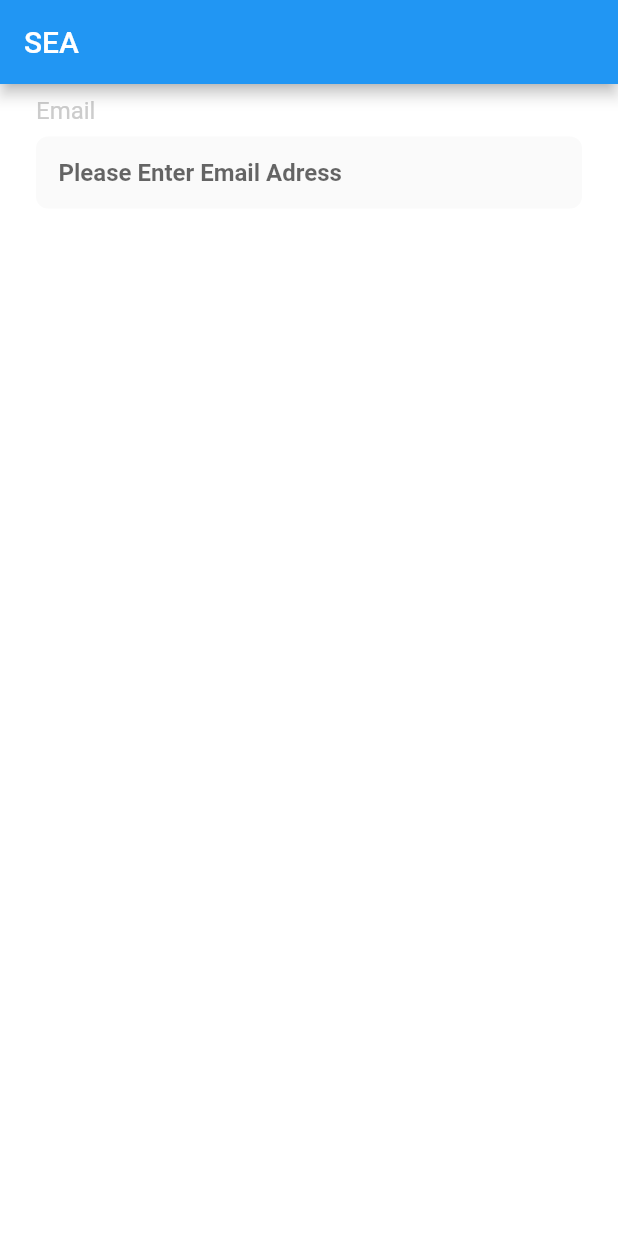
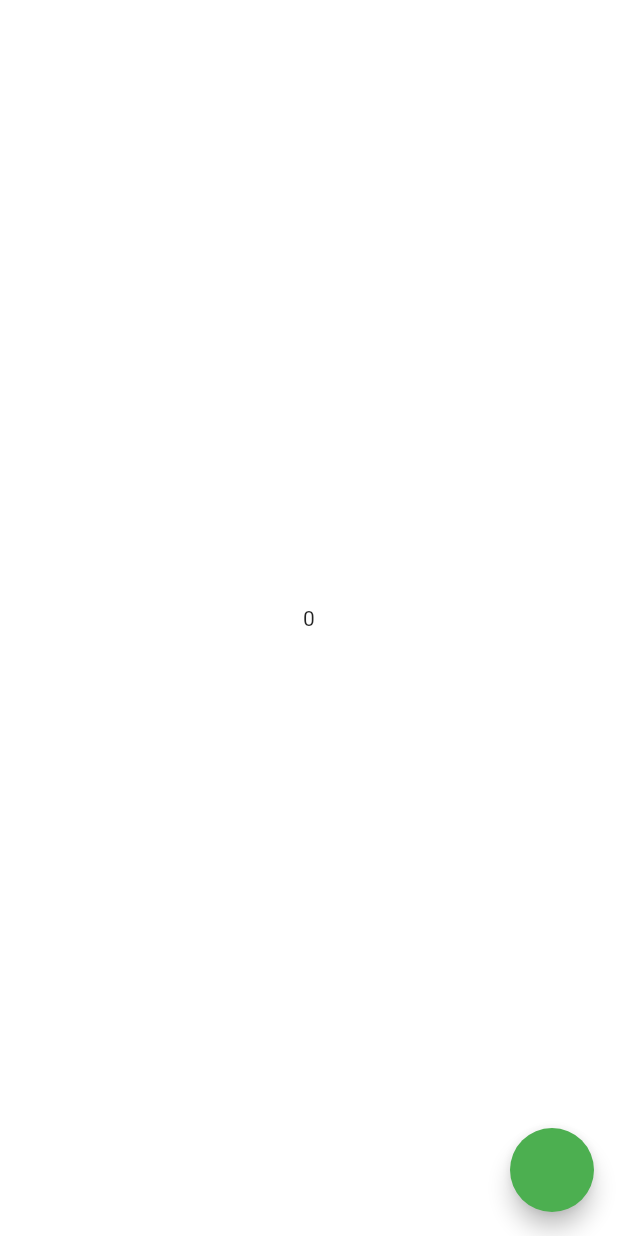
Before and after one commit to PandaBrains/PAN-DO, a Flutter app: the screen it shows after launch, on a phone screen of 412 x 824 dp. Run offline on Flutter 3.47's test engine with Material 2 defaults, Android fonts, the light colour scheme and no system bars; our stand-ins replace flutter_mobx, mobx; missing offline and left inert: vexana; generated files the repository leaves out were written again; Roboto replaces fonts that are missing (INTER).

Commit message:
Login MVVM Template added.

```diff
--- a/lib/core/init/navigation/navigation_route.dart
+++ b/lib/core/init/navigation/navigation_route.dart
@@ -1,7 +1,7 @@
 import 'package:flutter/material.dart';
 import 'package:pan_do/core/components/card/not_found_navigation_widget.dart';
-import 'package:pan_do/core/components/input/custom_form.dart';
 import 'package:pan_do/core/constants/navigation/navigation_constants.dart';
+import 'package:pan_do/view/authenticate/login/view/login_view.dart';
 
 class NavigationRoute {
   static final NavigationRoute _instance = NavigationRoute._init();
@@ -14,22 +14,7 @@ class NavigationRoute {
     print(args.name);
     switch (args.name) {
       case NavigationConstants.DEFAULT:
-        return normalNavigate(Scaffold(
-            appBar: AppBar(
-              title: Text('SEA'),
-            ),
-            body: Container(
-                child: Column(
-              children: [
-                CustomForm(
-                  title: 'Email',
-                  hintText: 'Please Enter Email Adress',
-                  type: TextInputType.text,
-                  validator: (value) => value,
-                  onSaved: (value) => value,
-                ),
-              ],
-            ))));
+        return normalNavigate(LoginView());
 
       default:
         return MaterialPageRoute(
--- /dev/null
+++ b/lib/view/authenticate/login/view/login_view.dart
@@ -0,0 +1,23 @@
+import 'package:flutter/material.dart';
+import 'package:flutter_mobx/flutter_mobx.dart';
+import 'package:pan_do/view/authenticate/login/viewmodel/login_view_model.dart';
+
+class LoginView extends StatelessWidget {
+  final _viewModel = LoginViewModel();
+
+  @override
+  Widget build(BuildContext context) {
+    return Scaffold(
+      floatingActionButton: FloatingActionButton(
+        onPressed: () {
+          _viewModel.increment();
+        },
+      ),
+      body: Center(
+        child: Observer(builder: (_) {
+          return Text(_viewModel.count.toString());
+        }),
+      ),
+    );
+  }
+}
```
Also changed, not shown: lib/view/authenticate/login/model/login_model.dart (added, +22 -0 lines), lib/view/authenticate/login/viewmodel/login_view_model.dart (added, +14 -0 lines), pubspec.yaml (+6 -10 lines), lib/view/authenticate/login/viewmodel/login_view_model.g.dart (added), pubspec.lock.
